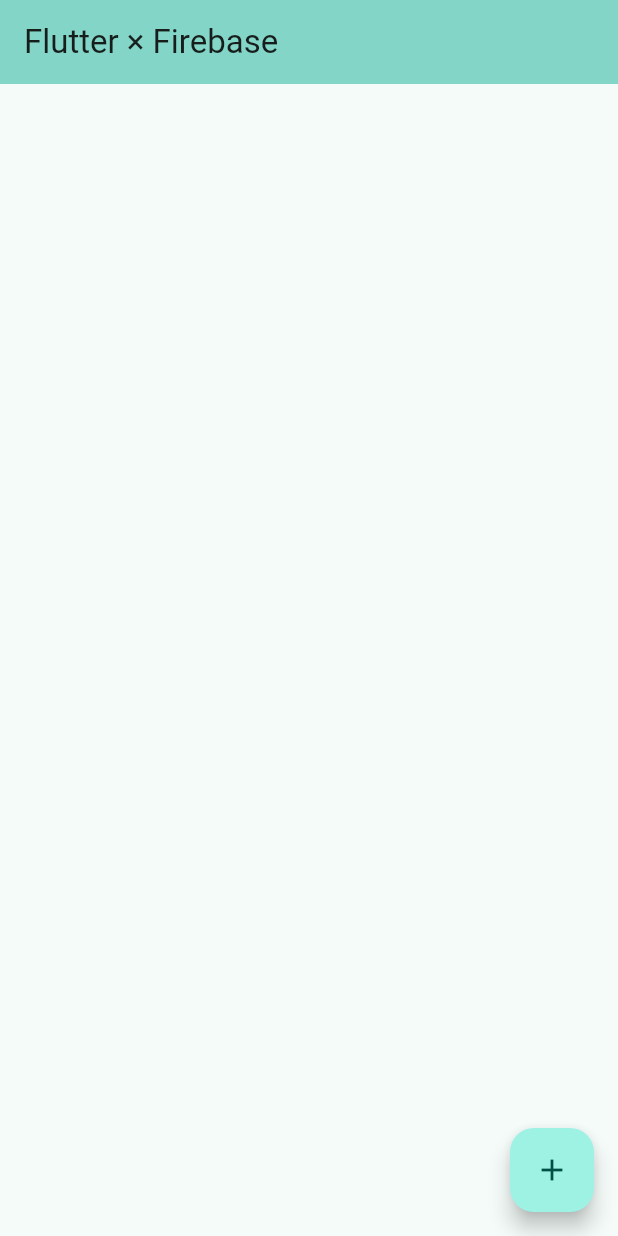
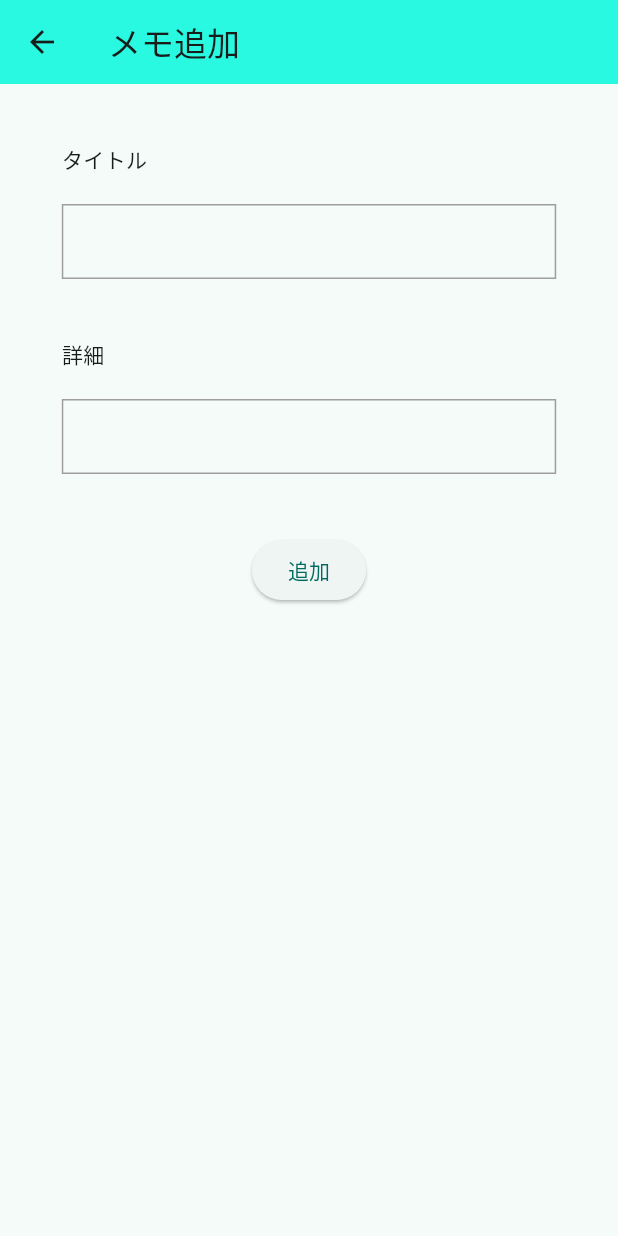
Before and after one commit to yuuki-miu/firaebase_practice, a Flutter app: the screen it shows after launch, after a tap on the "add" icon, on a phone screen of 412 x 824 dp. Run offline on Flutter 3.47's test engine with Material 2 defaults, Android fonts, the phone set to English and light mode, and no system bars; our stand-ins replace cloud_firestore, firebase_core; accounts and stored records are empty.

Commit message:
メモの更新と編集を可能にした

```diff
--- a/lib/model/memo.dart
+++ b/lib/model/memo.dart
@@ -2,12 +2,14 @@ import 'package:cloud_firestore/cloud_firestore.dart';
 
 class Memo {
   Memo({
+    required this.id,
     required this.title,
     required this.detail,
     required this.createdDate,
     this.updatedDate,
   });
 
+  String id;
   String title;
   String detail;
   Timestamp createdDate;
--- /dev/null
+++ b/lib/pages/add_edit_memo_page.dart
@@ -0,0 +1,112 @@
+import 'package:cloud_firestore/cloud_firestore.dart';
+import 'package:firebase_practice/model/memo.dart';
+import 'package:firebase_practice/pages/my_app_bar.dart';
+import 'package:flutter/material.dart';
+
+class AddEditMemoPage extends StatefulWidget {
+  const AddEditMemoPage({this.currentMemo, super.key});
+  final Memo? currentMemo;
+
+  @override
+  State<AddEditMemoPage> createState() => _AddMemoEditPage();
+}
+
+class _AddMemoEditPage extends State<AddEditMemoPage> {
+  TextEditingController titleController = TextEditingController();
+  TextEditingController detailController = TextEditingController();
+
+  Future<void> createMemo() async {
+    final memoCollection = FirebaseFirestore.instance.collection('memo');
+    await memoCollection.add({
+      'title': titleController.text,
+      'detail': detailController.text,
+      'createdDate': Timestamp.now()
+    });
+  }
+
+  Future<void> updateMemo() async {
+    final doc = FirebaseFirestore.instance
+        .collection('memo')
+        .doc(widget.currentMemo!.id);
+    await doc.update({
+      'title': titleController.text,
+      'detail': detailController.text,
+      'updatedMemo': Timestamp.now(),
+    });
+  }
+
+  @override
+  void initState() {
+    super.initState();
+    if (widget.currentMemo != null) {
+      titleController.text = widget.currentMemo!.title;
+      detailController.text = widget.currentMemo!.detail;
+    }
+  }
+
+  @override
+  Widget build(BuildContext context) {
+    return Scaffold(
+      appBar: MyAppBar(title: widget.currentMemo == null ? 'メモ追加' : 'メモ編集'),
+      body: Center(
+        child: Column(
+          crossAxisAlignment: CrossAxisAlignment.start,
+          children: [
+            const SizedBox(
+              height: 40,
+            ),
+            Text('タイトル'),
+            const SizedBox(
+              height: 20,
+            ),
+            Container(
+              decoration: BoxDecoration(border: Border.all(color: Colors.grey)),
+              width: MediaQuery.of(context).size.width * 0.8,
+              child: TextField(
+                controller: titleController,
+                decoration: const InputDecoration(
+                    border: InputBorder.none,
+                    contentPadding: EdgeInsets.only(left: 10)),
+              ),
+            ),
+            const SizedBox(
+              height: 40,
+            ),
+            const Text('詳細'),
+            const SizedBox(
+              height: 20,
+            ),
+            Container(
+              decoration: BoxDecoration(border: Border.all(color: Colors.grey)),
+              width: MediaQuery.of(context).size.width * 0.8,
+              child: TextField(
+                controller: detailController,
+                decoration: const InputDecoration(
+                    border: InputBorder.none,
+                    contentPadding: EdgeInsets.only(left: 10)),
+              ),
+            ),
+            const SizedBox(
+              height: 40,
+            ),
+            Container(
+              width: MediaQuery.of(context).size.width * 0.8,
+              alignment: Alignment.center,
+              child: ElevatedButton(
+                onPressed: () async {
+                  await widget.currentMemo == null
+                      ? await createMemo()
+                      : await updateMemo();
+                  Navigator.pop(context);
+                },
+                child: Text(
+                  widget.currentMemo == null ? '追加' : '更新',
+                ),
+              ),
+            ),
+          ],
+        ),
+      ),
+    );
+  }
+}
--- a/lib/pages/top_page.dart
+++ b/lib/pages/top_page.dart
@@ -1,6 +1,7 @@
 import 'package:cloud_firestore/cloud_firestore.dart';
 import 'package:firebase_core/firebase_core.dart';
 import 'package:firebase_practice/model/memo.dart';
+import 'package:firebase_practice/pages/add_edit_memo_page.dart';
 import 'package:firebase_practice/pages/memo_detail_page.dart';
 import 'package:flutter/material.dart';
 
@@ -13,28 +14,7 @@ class Toppage extends StatefulWidget {
 }
 
 class _TopPageState extends State<Toppage> {
-  List<Memo> memoList = [];
-
-  Future<void> fetchMemo() async {
-    final memoCollection =
-        await FirebaseFirestore.instance.collection('memo').get();
-    final docs = memoCollection.docs;
-    for (var doc in docs) {
-      Memo fetchMemo = Memo(
-        title: doc.data()['title'],
-        detail: doc.data()['detail'],
-        createdDate: doc.data()['createdDate'],
-      );
-      memoList.add(fetchMemo);
-    }
-    setState(() {});
-  }
-
-  @override
-  void initState() {
-    super.initState();
-    fetchMemo();
-  }
+  final memoCollection = FirebaseFirestore.instance.collection('memo');
 
   @override
   Widget build(BuildContext context) {
@@ -43,24 +23,89 @@ class _TopPageState extends State<Toppage> {
         backgroundColor: Theme.of(context).colorScheme.inversePrimary,
         title: Text(widget.title),
       ),
-      body: ListView.builder(
-        itemCount: memoList.length,
+      //StreamBuilderを用いることで更新があるかチェックしている
+      body: StreamBuilder<QuerySnapshot>(
+        stream: memoCollection.snapshots(),
+        builder: (context, snapshot) {
+          if (snapshot.connectionState == ConnectionState.waiting) {
+            return const CircularProgressIndicator();
+          }
+          if (!snapshot.hasData) {
+            return const Center(
+              child: Text('データがありません'),
+            );
+          }
+          final docs = snapshot.data!.docs;
+          return ListView.builder(
+            itemCount: docs.length,
             itemBuilder: (context, index) {
+              Map<String, dynamic> data =
+                  docs[index].data() as Map<String, dynamic>;
+              final Memo fetchMemo = Memo(
+                id: docs[index].id,
+                title: data['title'],
+                detail: data['detail'],
+                createdDate: data['createdDate'],
+                updatedDate: data['updatedData'],
+              );
               return ListTile(
-            title: Text(memoList[index].title),
+                title: Text(fetchMemo.title),
+                trailing: IconButton(
+                    onPressed: () {
+                      showModalBottomSheet(
+                        context: context,
+                        builder: (context) {
+                          return SafeArea(
+                            child: Column(
+                              mainAxisSize: MainAxisSize.min,
+                              children: [
+                                ListTile(
+                                  onTap: () {
+                                    Navigator.pop(context);
+                                    Navigator.push(
+                                      context,
+                                      MaterialPageRoute(
+                                        builder: (context) {
+                                          return AddEditMemoPage(
+                                            currentMemo: fetchMemo,
+                                          );
+                                        },
+                                      ),
+                                    );
+                                  },
+                                  leading: Icon(Icons.edit),
+                                  title: const Text('編集'),
+                                ),
+                                ListTile(
+                                  onTap: () {},
+                                  leading: Icon(Icons.delete),
+                                  title: const Text('削除'),
+                                ),
+                              ],
+                            ),
+                          );
+                        },
+                      );
+                    },
+                    icon: const Icon(Icons.edit)),
                 onTap: () {
                   Navigator.push(
                     context,
                     MaterialPageRoute(
-                  builder: (context) => MemoDetailPage(memo: memoList[index]),
+                      builder: (context) => MemoDetailPage(memo: fetchMemo),
                     ),
+                  );
+                },
               );
             },
           );
         },
       ),
       floatingActionButton: FloatingActionButton(
-        onPressed: () {},
+        onPressed: () {
+          Navigator.push(context,
+              MaterialPageRoute(builder: (context) => AddEditMemoPage()));
+        },
         tooltip: 'Increment',
         child: const Icon(Icons.add),
       ),
```
Lines whose indentation alone changed are shown as unchanged.
